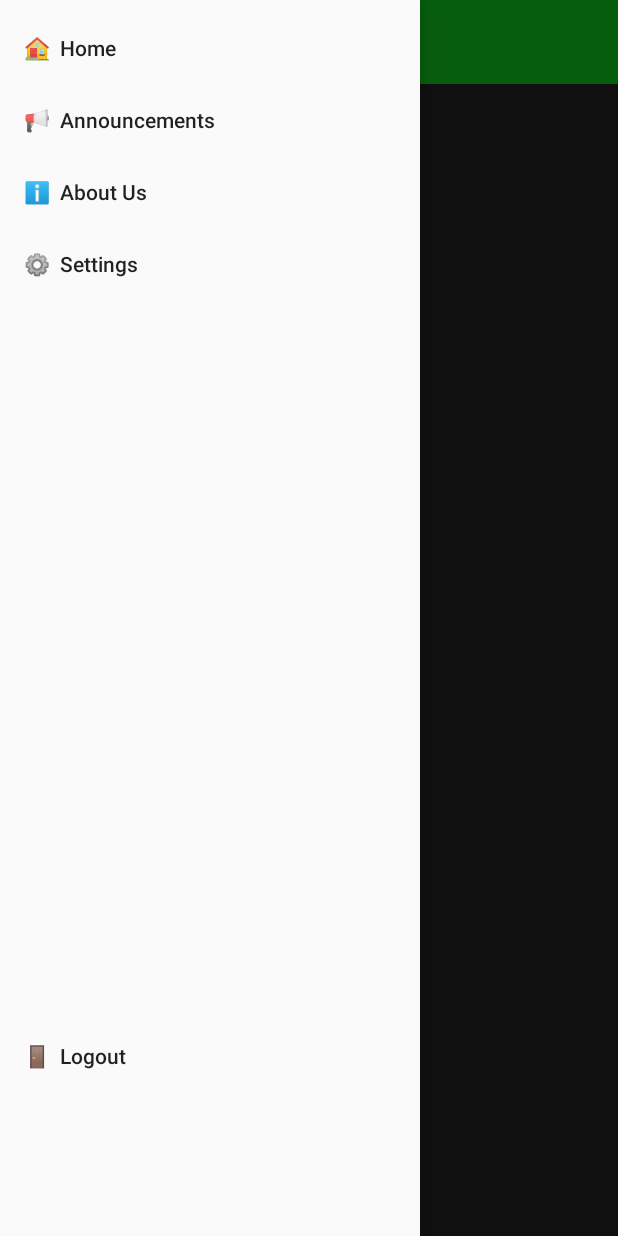
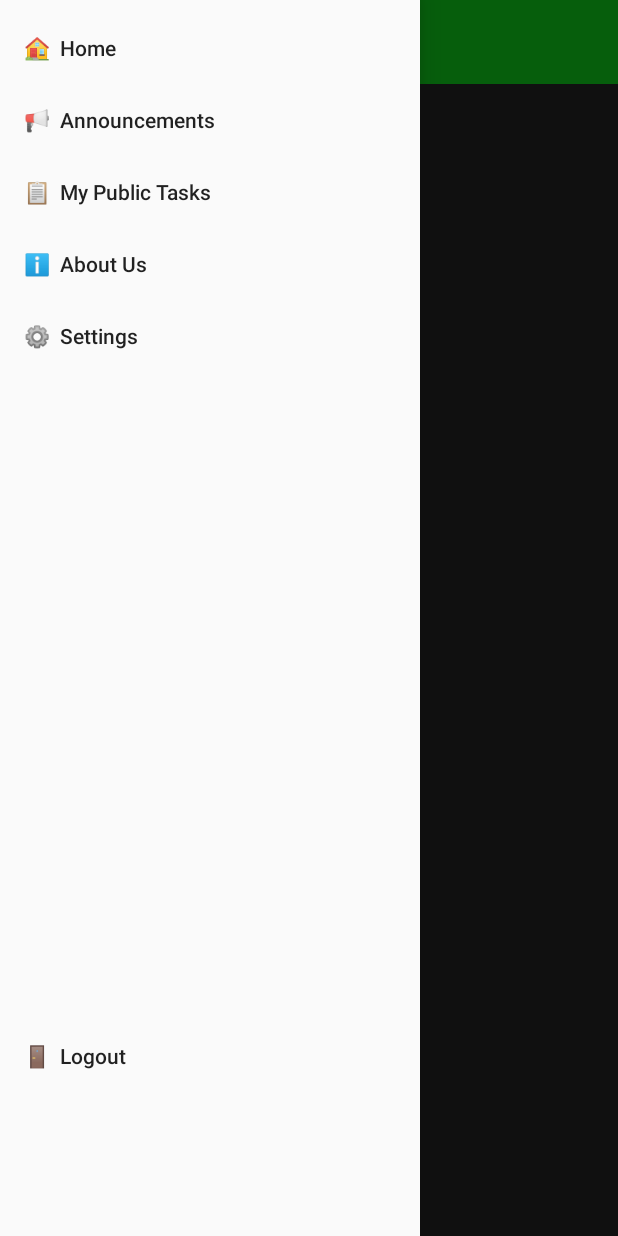
Before and after one commit to asadiqi/Projetmobile, an Android app: the Private_NoteActivity screen opened directly, with no data from a screen before it, with the side drawer open, on a phone screen of 412 x 824 dp. Run offline under Robolectric (Android 15) with nearby library versions, the phone set to English and light mode, and no system bars; our stand-ins replace Firebase (no records; nobody signed in at launch, a user with empty details on screens opened directly).

Commit message:
Creation de page My public Tasks

```diff
--- a/app/src/main/res/menu/menu_bar.xml
+++ b/app/src/main/res/menu/menu_bar.xml
@@ -8,14 +8,16 @@
         android:title="📢  Announcements"/>
 
     <item
+        android:id="@+id/nav_my_public_tasks"
+        android:title="📋  My Public Tasks"/>
+
+    <item
         android:id="@+id/nav_about"
         android:title="ℹ️  About Us"/>
     <item
         android:id="@+id/nav_settings"
         android:title="⚙️  Settings"/>
-    <item
-        android:title=" "
-        android:enabled="false"/>
+
     <item
         android:title=" "
         android:enabled="false"/>
```
Also changed, not shown: app/src/main/AndroidManifest.xml (+9 -1 lines), app/src/main/java/com/example/startxplanify/Notes_Activity/BaseNoteActivity.java (+10 -1 lines), app/src/main/java/com/example/startxplanify/Notes_Activity/MyPublicTasks_Activity.java (added, +33 -0 lines).
